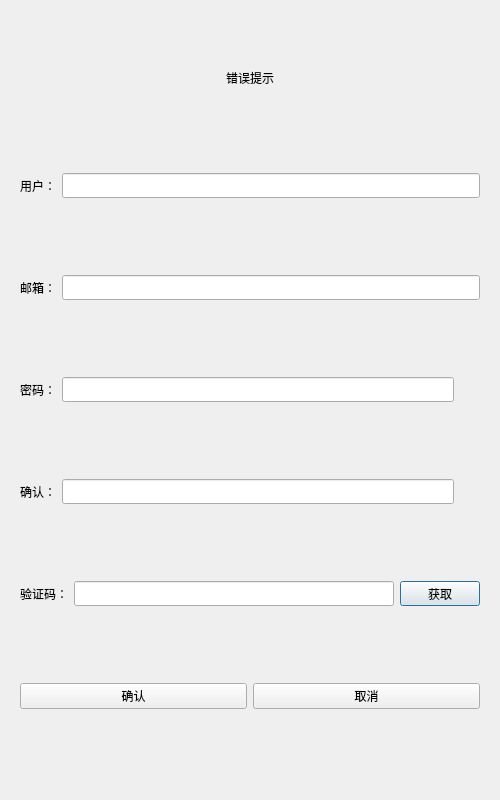
Qt form RegisterDialog.ui (SR-WYN/CHAT) before a commit.
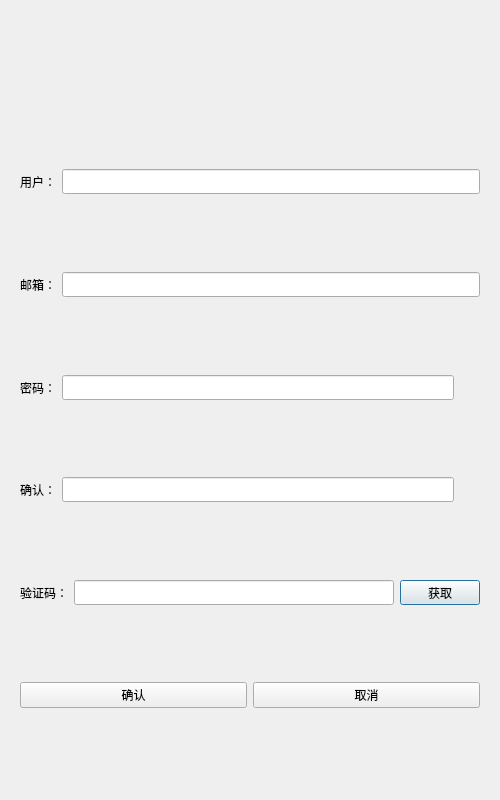
The same form after that commit. Custom widgets are drawn as their Qt base class.

Patch:
```diff
--- a/RegisterDialog.ui
+++ b/RegisterDialog.ui
@@ -48,7 +48,7 @@
             <item>
              <widget class="QLabel" name="err_tip">
               <property name="text">
-               <string>错误提示</string>
+               <string/>
               </property>
               <property name="alignment">
                <set>Qt::AlignCenter</set>
```
Lines whose indentation alone changed are shown as unchanged.
